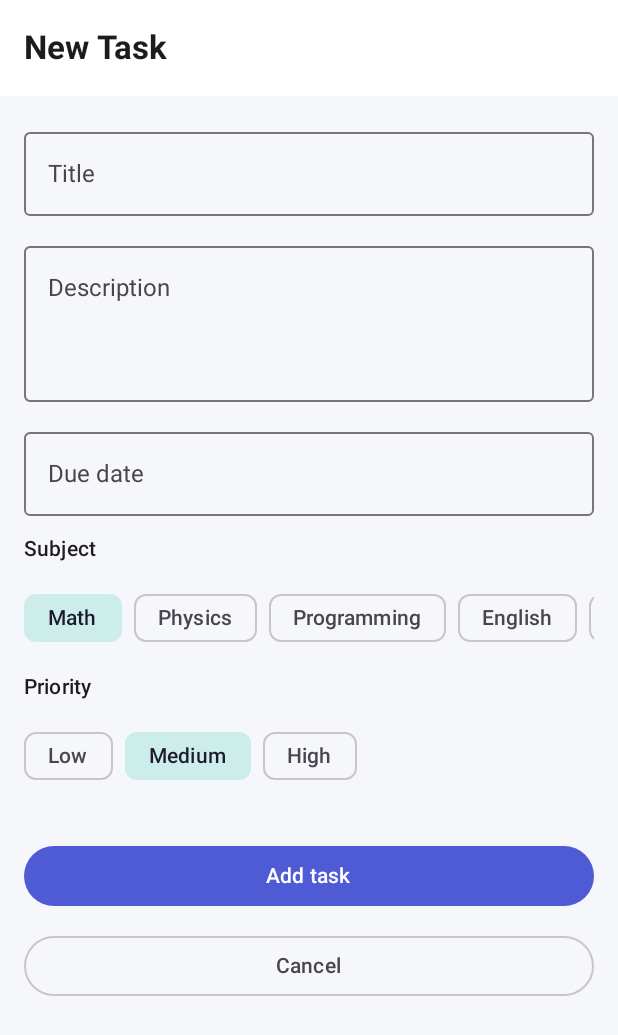
After one commit to amurbuy/study-planner, an Android app built with Jetpack Compose: the composable AddEditTaskScreen called with empty values, on a phone screen of 412 x 824 dp. The commit adds this screen. Shown: the top 1035 px of the screen. Run offline under Robolectric (Android 15) with nearby library versions, the phone set to English and light mode, and no system bars.

Commit message:
Added AddEditTaskScreen with form fields

```diff
--- a/app/src/main/java/com/example/studyplanner/MainActivity.kt
+++ b/app/src/main/java/com/example/studyplanner/MainActivity.kt
@@ -4,6 +4,11 @@ import android.os.Bundle
 import androidx.activity.ComponentActivity
 import androidx.activity.compose.setContent
 import androidx.activity.enableEdgeToEdge
+import androidx.compose.runtime.getValue
+import androidx.compose.runtime.mutableStateOf
+import androidx.compose.runtime.remember
+import androidx.compose.runtime.setValue
+import com.example.studyplanner.screens.AddEditTaskScreen
 import com.example.studyplanner.screens.TaskListScreen
 import com.example.studyplanner.ui.theme.StudyPlannerTheme
 
@@ -13,10 +18,20 @@ class MainActivity : ComponentActivity() {
         enableEdgeToEdge()
         setContent {
             StudyPlannerTheme {
-                TaskListScreen(
-                    onTaskClick = { },
-                    onAddClick = { }
-                )
+                // Temporary screen switch until Navigation Compose is added
+                var showAddScreen by remember { mutableStateOf(false) }
+
+                if (showAddScreen) {
+                    AddEditTaskScreen(
+                        taskId = null,
+                        onBack = { showAddScreen = false }
+                    )
+                } else {
+                    TaskListScreen(
+                        onTaskClick = { },
+                        onAddClick = { showAddScreen = true }
+                    )
+                }
             }
         }
     }
--- /dev/null
+++ b/app/src/main/java/com/example/studyplanner/components/OptionSelector.kt
@@ -0,0 +1,33 @@
+package com.example.studyplanner.components
+
+import androidx.compose.foundation.horizontalScroll
+import androidx.compose.foundation.layout.Arrangement
+import androidx.compose.foundation.layout.Row
+import androidx.compose.foundation.rememberScrollState
+import androidx.compose.material3.FilterChip
+import androidx.compose.material3.Text
+import androidx.compose.runtime.Composable
+import androidx.compose.ui.Modifier
+import androidx.compose.ui.unit.dp
+
+@Composable
+fun <T> OptionSelector(
+    options: List<T>,
+    selected: T,
+    optionLabel: (T) -> String,
+    onOptionSelected: (T) -> Unit,
+    modifier: Modifier = Modifier
+) {
+    Row(
+        modifier = modifier.horizontalScroll(rememberScrollState()),
+        horizontalArrangement = Arrangement.spacedBy(8.dp)
+    ) {
+        options.forEach { option ->
+            FilterChip(
+                selected = option == selected,
+                onClick = { onOptionSelected(option) },
+                label = { Text(optionLabel(option)) }
+            )
+        }
+    }
+}
--- /dev/null
+++ b/app/src/main/java/com/example/studyplanner/screens/AddEditTaskScreen.kt
@@ -0,0 +1,119 @@
+package com.example.studyplanner.screens
+
+import androidx.compose.foundation.layout.Arrangement
+import androidx.compose.foundation.layout.Column
+import androidx.compose.foundation.layout.Spacer
+import androidx.compose.foundation.layout.fillMaxSize
+import androidx.compose.foundation.layout.fillMaxWidth
+import androidx.compose.foundation.layout.height
+import androidx.compose.foundation.layout.padding
+import androidx.compose.foundation.rememberScrollState
+import androidx.compose.foundation.verticalScroll
+import androidx.compose.material3.Button
+import androidx.compose.material3.ExperimentalMaterial3Api
+import androidx.compose.material3.MaterialTheme
+import androidx.compose.material3.OutlinedButton
+import androidx.compose.material3.OutlinedTextField
+import androidx.compose.material3.Scaffold
+import androidx.compose.material3.Text
+import androidx.compose.material3.TopAppBar
+import androidx.compose.runtime.Composable
+import androidx.compose.runtime.LaunchedEffect
+import androidx.compose.runtime.collectAsState
+import androidx.compose.runtime.getValue
+import androidx.compose.ui.Modifier
+import androidx.compose.ui.unit.dp
+import androidx.lifecycle.viewmodel.compose.viewModel
+import com.example.studyplanner.components.OptionSelector
+import com.example.studyplanner.model.Priority
+import com.example.studyplanner.model.Subject
+import com.example.studyplanner.viewmodel.AddEditTaskViewModel
+
+@OptIn(ExperimentalMaterial3Api::class)
+@Composable
+fun AddEditTaskScreen(
+    taskId: Int?,
+    onBack: () -> Unit,
+    viewModel: AddEditTaskViewModel = viewModel()
+) {
+    val uiState by viewModel.uiState.collectAsState()
+
+    LaunchedEffect(taskId) {
+        if (taskId != null) viewModel.loadTask(taskId)
+    }
+
+    Scaffold(
+        topBar = {
+            TopAppBar(title = { Text(if (uiState.isEditMode) "Edit Task" else "New Task") })
+        }
+    ) { innerPadding ->
+        Column(
+            modifier = Modifier
+                .fillMaxSize()
+                .padding(innerPadding)
+                .verticalScroll(rememberScrollState())
+                .padding(16.dp),
+            verticalArrangement = Arrangement.spacedBy(12.dp)
+        ) {
+            OutlinedTextField(
+                value = uiState.title,
+                onValueChange = { viewModel.onTitleChange(it) },
+                label = { Text("Title") },
+                singleLine = true,
+                modifier = Modifier.fillMaxWidth()
+            )
+
+            OutlinedTextField(
+                value = uiState.description,
+                onValueChange = { viewModel.onDescriptionChange(it) },
+                label = { Text("Description") },
+                minLines = 3,
+                modifier = Modifier.fillMaxWidth()
+            )
+
+            OutlinedTextField(
+                value = uiState.dueDate,
+                onValueChange = { viewModel.onDueDateChange(it) },
+                label = { Text("Due date") },
+                placeholder = { Text("e.g. 25 Nov 2026") },
+                singleLine = true,
+                modifier = Modifier.fillMaxWidth()
+            )
+
+            Text("Subject", style = MaterialTheme.typography.titleSmall)
+            OptionSelector(
+                options = Subject.entries,
+                selected = uiState.subject,
+                optionLabel = { it.displayName },
+                onOptionSelected = { viewModel.onSubjectChange(it) }
+            )
+
+            Text("Priority", style = MaterialTheme.typography.titleSmall)
+            OptionSelector(
+                options = Priority.entries,
+                selected = uiState.priority,
+                optionLabel = { it.displayName },
+                onOptionSelected = { viewModel.onPriorityChange(it) }
+            )
+
+            Spacer(modifier = Modifier.height(8.dp))
+
+            Button(
+                onClick = {
+                    viewModel.saveTask()
+                    if (viewModel.uiState.value.isSaved) onBack()
+                },
+                modifier = Modifier.fillMaxWidth()
+            ) {
+                Text(if (uiState.isEditMode) "Save changes" else "Add task")
+            }
+
+            OutlinedButton(
+                onClick = onBack,
+                modifier = Modifier.fillMaxWidth()
+            ) {
+                Text("Cancel")
+            }
+        }
+    }
+}
```
